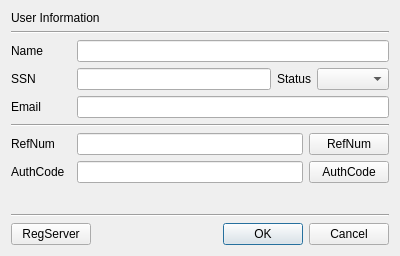
jykim74/CertMan, file CertMan/user_dlg.ui: the form before one commit.
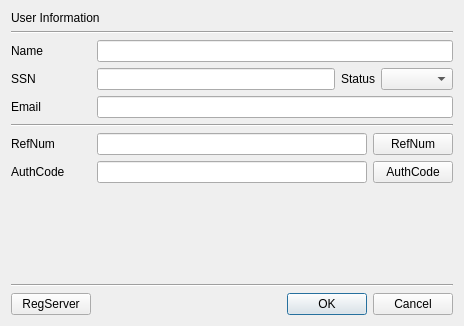
The form after the commit.

Commit message: UI 개선

What changed in the file:
```diff
--- a/CertMan/user_dlg.ui
+++ b/CertMan/user_dlg.ui
@@ -6,8 +6,8 @@
    <rect>
     <x>0</x>
     <y>0</y>
-    <width>400</width>
-    <height>256</height>
+    <width>464</width>
+    <height>326</height>
    </rect>
   </property>
   <property name="windowTitle">
@@ -37,7 +37,7 @@
       <widget class="QLabel" name="label">
        <property name="minimumSize">
         <size>
-         <width>60</width>
+         <width>80</width>
          <height>0</height>
         </size>
        </property>
@@ -76,7 +76,7 @@
       <widget class="QLabel" name="label_2">
        <property name="minimumSize">
         <size>
-         <width>60</width>
+         <width>80</width>
          <height>0</height>
         </size>
        </property>
@@ -105,7 +105,7 @@
       <widget class="QLabel" name="label_3">
        <property name="minimumSize">
         <size>
-         <width>60</width>
+         <width>80</width>
          <height>0</height>
         </size>
        </property>
@@ -141,25 +141,6 @@
    </item>
    <item>
     <layout class="QGridLayout" name="gridLayout_4">
-     <item row="0" column="0">
-      <widget class="QLabel" name="label_6">
-       <property name="minimumSize">
-        <size>
-         <width>60</width>
-         <height>0</height>
-        </size>
-       </property>
-       <property name="maximumSize">
-        <size>
-         <width>60</width>
-         <height>16777215</height>
-        </size>
-       </property>
-       <property name="text">
-        <string>RefNum</string>
-       </property>
-      </widget>
-     </item>
      <item row="0" column="1">
       <widget class="QLineEdit" name="mRefNumText"/>
      </item>
@@ -170,11 +151,26 @@
        </property>
       </widget>
      </item>
-    </layout>
-   </item>
-   <item>
-    <layout class="QGridLayout" name="gridLayout_5">
      <item row="0" column="0">
+      <widget class="QLabel" name="label_6">
+       <property name="minimumSize">
+        <size>
+         <width>80</width>
+         <height>0</height>
+        </size>
+       </property>
+       <property name="maximumSize">
+        <size>
+         <width>60</width>
+         <height>16777215</height>
+        </size>
+       </property>
+       <property name="text">
+        <string>RefNum</string>
+       </property>
+      </widget>
+     </item>
+     <item row="1" column="0">
       <widget class="QLabel" name="label_7">
        <property name="minimumSize">
         <size>
@@ -193,10 +189,10 @@
        </property>
       </widget>
      </item>
-     <item row="0" column="1">
+     <item row="1" column="1">
       <widget class="QLineEdit" name="mAuthCodeText"/>
      </item>
-     <item row="0" column="2">
+     <item row="1" column="2">
       <widget class="QPushButton" name="mAuthCodeBtn">
        <property name="text">
         <string>AuthCode</string>
```
Left out of the diff: 2 changed lines with no effect on the pictures. The commit also changes 6 other files.
